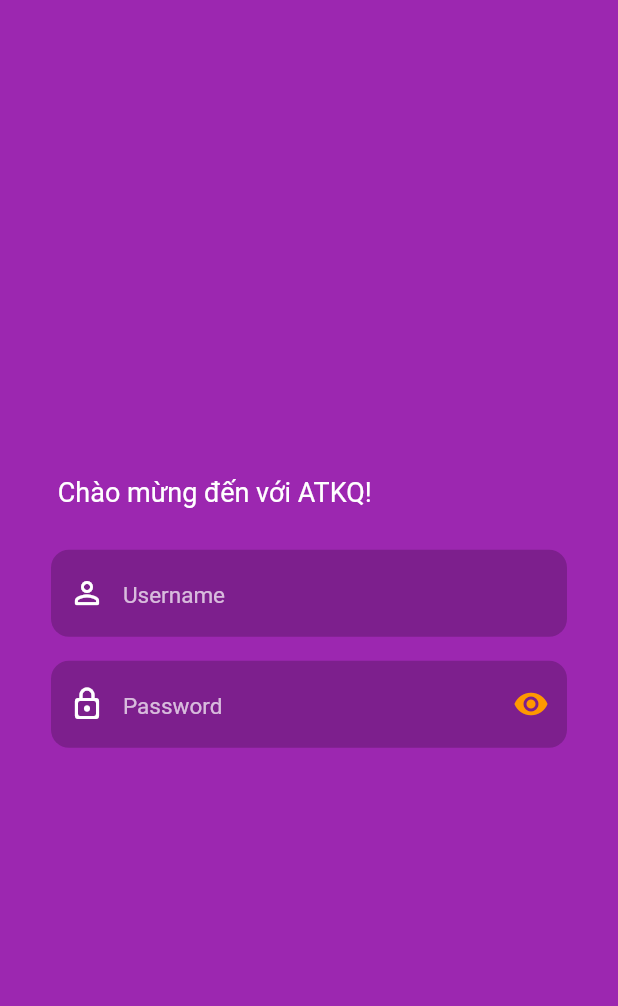
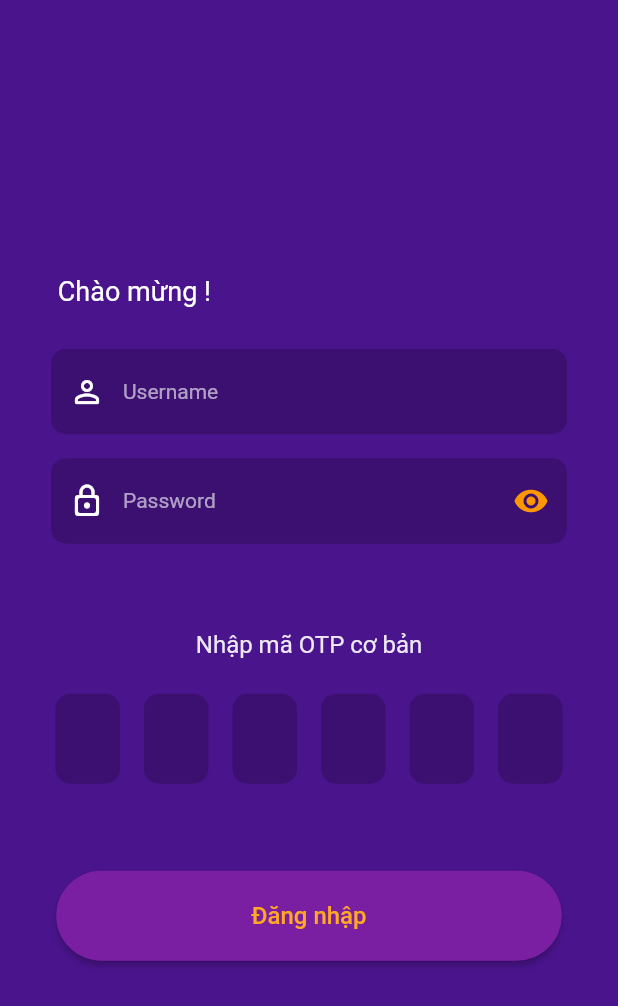
Before and after one commit to hnq-jan8/int_tp_app, a Flutter app: the screen it shows after launch, on a phone screen of 412 x 824 dp. Shown: the top 1006 px of the screen. Run offline on Flutter 3.47's test engine with Material 2 defaults, Android fonts, the phone set to English and light mode, and no system bars.

Commit message:
TODO: . remove hint text . fix OTP field issue

```diff
--- a/lib/login.dart
+++ b/lib/login.dart
@@ -1,4 +1,5 @@
 import 'package:flutter/material.dart';
+import 'package:flutter/services.dart';
 
 class Login extends StatefulWidget {
   const Login({super.key});
@@ -8,6 +9,10 @@ class Login extends StatefulWidget {
 }
 
 class _LoginState extends State<Login> {
+  String username = '';
+  String password = '';
+  String otp = '';
+
   switchObscure({required isObscure}) {
     setState(() {
       isObscure = !isObscure;
@@ -16,29 +21,92 @@ class _LoginState extends State<Login> {
 
   bool _isObscure = true;
 
+  @override
+  Widget build(BuildContext context) {
+    return Column(
+      mainAxisSize: MainAxisSize.max,
+      mainAxisAlignment: MainAxisAlignment.center,
+      children: <Widget>[
+        welcomeUserSignIn(),
+        signInContainer(),
+        signInContainer(label: 'Password'),
+        otpRequesting(),
+        otpFields(),
+        Container(
+          constraints: const BoxConstraints(
+            maxWidth: 337,
+            maxHeight: 60,
+          ),
+          margin: const EdgeInsets.only(top: 50),
+          child: ElevatedButton(
+            onPressed: () => debugPrint(
+              'Username: $username, Password: $password, OTP: $otp',
+            ),
+            style: ButtonStyle(
+              backgroundColor: MaterialStatePropertyAll(Colors.purple[700]),
+              foregroundColor: MaterialStatePropertyAll(Colors.orange[400]),
+              shape: MaterialStatePropertyAll(
+                RoundedRectangleBorder(
+                  borderRadius: BorderRadius.circular(50),
+                ),
+              ),
+            ),
+            child: const Center(
+              child: Text(
+                'Đăng nhập',
+                style: TextStyle(
+                  fontSize: 16,
+                ),
+              ),
+            ),
+          ),
+        )
+      ],
+    );
+  }
+
+  Container welcomeUserSignIn() {
+    return Container(
+      constraints: const BoxConstraints(maxWidth: 360),
+      alignment: Alignment.centerLeft,
+      margin: const EdgeInsets.only(bottom: 20, left: 25),
+      child: const Text(
+        'Chào mừng !',
+        style: TextStyle(
+          color: Colors.white,
+          fontSize: 18,
+        ),
+      ),
+    );
+  }
+
   Container signInContainer({label = 'Username'}) {
     return Container(
       constraints: const BoxConstraints(
         maxWidth: 360,
-        // maxHeight: 73,
       ),
       padding: const EdgeInsets.all(8),
       child: TextField(
         obscureText: label == 'Password' ? _isObscure : false,
+        onChanged: (value) =>
+            label != 'Password' ? username = value : password = value,
         onTapOutside: (event) => FocusScope.of(context).unfocus(),
         cursorColor: Colors.orange,
-        textAlignVertical: const TextAlignVertical(y: 0.4),
+        textInputAction: label != 'Password' ? TextInputAction.next : null,
         style: const TextStyle(
           color: Colors.white,
-          fontSize: 15,
+          fontSize: 14,
+          height: 1.2,
         ),
         decoration: InputDecoration(
           filled: true,
           fillColor: Colors.black.withOpacity(0.2),
+          floatingLabelBehavior: FloatingLabelBehavior.never,
+          // alignLabelWithHint: true,
+          contentPadding: const EdgeInsets.symmetric(vertical: 20),
           labelText: label,
-          floatingLabelBehavior: FloatingLabelBehavior.never,
           labelStyle: const TextStyle(
-            color: Colors.white70,
+            color: Colors.white60,
           ),
           alignLabelWithHint: true,
           hintText: 'Nhập ${label.toLowerCase()}',
@@ -46,7 +114,7 @@ class _LoginState extends State<Login> {
             color: Colors.white38,
           ),
           enabledBorder: const OutlineInputBorder(
-            borderRadius: BorderRadius.all(Radius.circular(12)),
+            borderRadius: BorderRadius.all(Radius.circular(10)),
             borderSide: BorderSide.none,
           ),
           focusedBorder: const OutlineInputBorder(
@@ -77,27 +145,82 @@ class _LoginState extends State<Login> {
     );
   }
 
-  @override
-  Widget build(BuildContext context) {
-    return Column(
-      mainAxisSize: MainAxisSize.max,
+  Container otpRequesting() {
+    return Container(
+      constraints: const BoxConstraints(maxWidth: 360),
+      alignment: Alignment.center,
+      margin: const EdgeInsets.only(top: 50, bottom: 15),
+      child: Text(
+        'Nhập mã OTP cơ bản',
+        style: TextStyle(
+          color: Colors.white.withOpacity(0.9),
+          fontSize: 16,
+        ),
+      ),
+    );
+  }
+
+  Row otpFields() {
+    return Row(
       mainAxisAlignment: MainAxisAlignment.center,
-      children: <Widget>[
-        Container(
-          constraints: const BoxConstraints(maxWidth: 360),
-          alignment: Alignment.centerLeft,
-          margin: const EdgeInsets.only(bottom: 20, left: 25),
-          child: const Text(
-            'Chào mừng đến với ATKQ!',
-            style: TextStyle(
-              color: Colors.white,
-              fontSize: 18,
-            ),
-          ),
-        ),
-        signInContainer(),
-        signInContainer(label: 'Password'),
+      children: [
+        otpField(isFirstField: true),
+        otpField(),
+        otpField(),
+        otpField(),
+        otpField(),
+        otpField(isLastField: true),
       ],
     );
   }
+
+  Container otpField({bool isFirstField = false, bool isLastField = false}) {
+    return Container(
+      constraints: const BoxConstraints(
+        maxWidth: 360 / 6.1,
+        maxHeight: 76,
+      ),
+      padding: const EdgeInsets.all(8),
+      child: TextFormField(
+        keyboardType: TextInputType.number,
+        inputFormatters: [
+          LengthLimitingTextInputFormatter(1),
+          FilteringTextInputFormatter.digitsOnly,
+        ],
+        onChanged: (value) {
+          isFirstField ? otp = value : otp += value;
+          if (value.length == 1) {
+            !isLastField ? FocusScope.of(context).nextFocus() : null;
+          } else if (value.isEmpty) {
+            !isFirstField ? FocusScope.of(context).previousFocus() : null;
+          }
+        },
+        onTapOutside: (event) => FocusScope.of(context).unfocus(),
+        cursorColor: Colors.orange,
+        textAlign: TextAlign.center,
+        textAlignVertical: TextAlignVertical.top,
+        style: const TextStyle(
+          color: Colors.white,
+          fontSize: 20,
+        ),
+        decoration: InputDecoration(
+          filled: true,
+          fillColor: Colors.black.withOpacity(0.2),
+          labelStyle: const TextStyle(
+            color: Colors.white60,
+          ),
+          enabledBorder: const OutlineInputBorder(
+            borderRadius: BorderRadius.all(Radius.circular(10)),
+            borderSide: BorderSide.none,
+          ),
+          focusedBorder: const OutlineInputBorder(
+            borderSide: BorderSide(
+              color: Colors.white70,
+            ),
+            borderRadius: BorderRadius.all(Radius.circular(10)),
+          ),
+        ),
+      ),
+    );
+  }
 }
--- a/lib/main.dart
+++ b/lib/main.dart
@@ -8,11 +8,11 @@ class MyApp extends StatelessWidget {
 
   @override
   Widget build(BuildContext context) {
-    return const MaterialApp(
+    return MaterialApp(
       debugShowCheckedModeBanner: false,
       home: Scaffold(
-        backgroundColor: Colors.purple,
-        body: Center(child: Login()),
+        backgroundColor: Colors.purple[900],
+        body: const Center(child: Login()),
       ),
     );
   }
```
